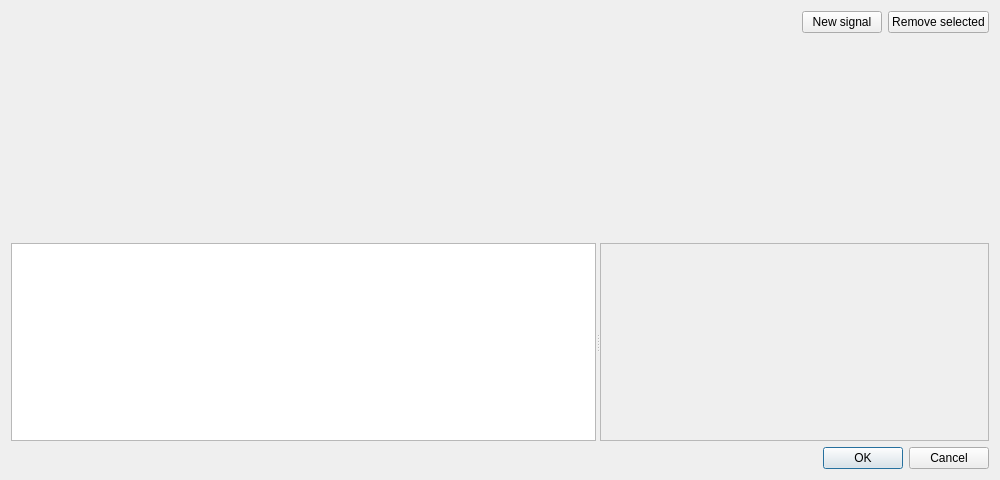
The window that src/dialogs/signalsdialog.ui (ModbusScope/ModbusScope) describes before a commit, drawn with Qt 5.
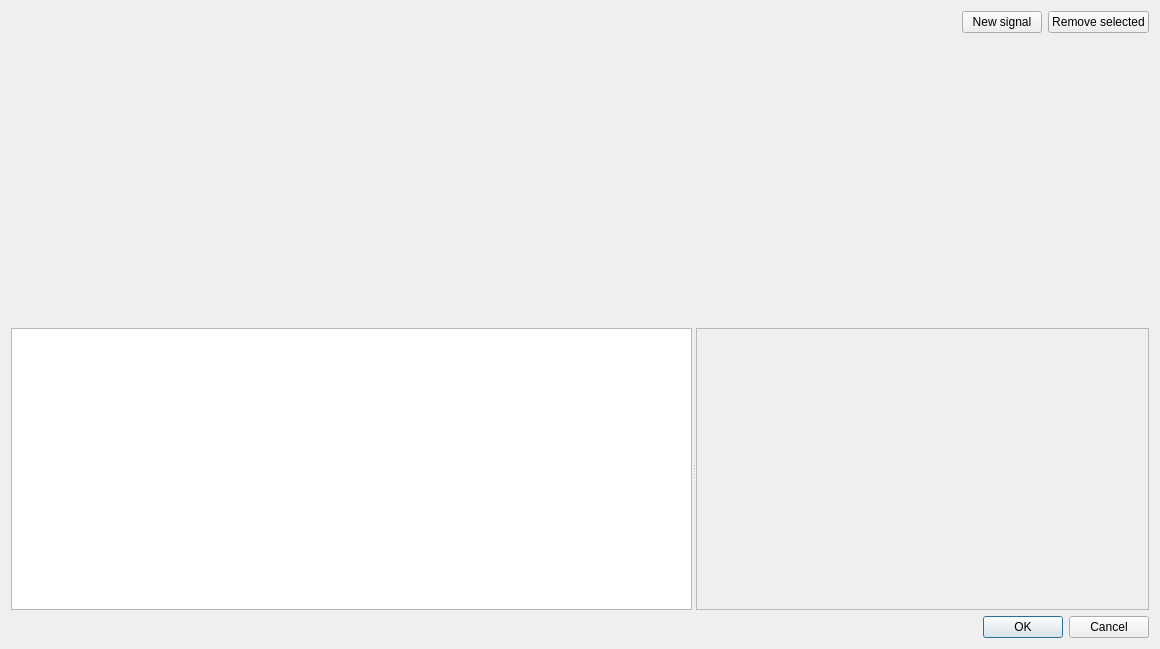
The same window after the commit.

Commit message:
Open the signal editor panel wider
The panel started at its 280 px minimum, which made the address fields
cramped. Give it a 400 px initial width; extra dialog width still goes
to the table.

What changed in the file:
```diff
--- a/src/dialogs/signalsdialog.ui
+++ b/src/dialogs/signalsdialog.ui
@@ -6,8 +6,8 @@
    <rect>
     <x>0</x>
     <y>0</y>
-    <width>1000</width>
-    <height>480</height>
+    <width>1160</width>
+    <height>649</height>
    </rect>
   </property>
   <property name="windowTitle">
```
Left out of the diff: 6 changed lines with no effect on the pictures. The commit also changes 4 other files.
